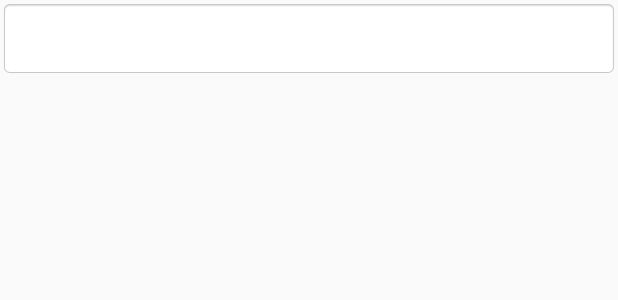
After one commit to dindatria/ProjekTA, an Android app: the layout list_item.xml on its own in the app's theme, with its tools: preview values and no code run, on a phone screen of 412 x 824 dp. The commit adds this screen. Shown: the top 300 px of the screen. Run offline under Robolectric (Android 15) with nearby library versions, the phone set to English and light mode, and no system bars; Roboto replaces fonts that are not available here.

Commit message:
menambah proyek ke github

```diff
--- a/app/build.gradle
+++ b/app/build.gradle
@@ -39,6 +39,7 @@ dependencies {
     testImplementation 'junit:junit:4.12'
     androidTestImplementation 'androidx.test.ext:junit:1.1.3'
     androidTestImplementation 'androidx.test.espresso:espresso-core:3.4.0'
+    implementation 'com.android.volley:volley:1.0.0'
 
 // desain
     implementation "androidx.recyclerview:recyclerview:1.2.1"
--- /dev/null
+++ b/app/src/main/res/layout/list_item.xml
@@ -0,0 +1,15 @@
+<?xml version="1.0" encoding="utf-8"?>
+<LinearLayout xmlns:android="http://schemas.android.com/apk/res/android"
+    android:layout_width="match_parent"
+    android:layout_height="wrap_content"
+    android:background="@android:drawable/editbox_background_normal"
+    android:orientation="vertical"
+    android:padding="16dp">
+
+    <TextView
+        android:id="@+id/txt_idsapii"
+        android:layout_width="wrap_content"
+        android:layout_height="wrap_content"
+        android:textColor="@android:color/black" />
+
+</LinearLayout>
--- a/app/src/main/res/values/strings.xml
+++ b/app/src/main/res/values/strings.xml
@@ -5,4 +5,6 @@
     <string name="txt_waktu">Waktu</string>
     <string name="txt_judul">judul</string>
     <string name="txt_please_wait">Please Wait</string>
+    <string name="search">Search</string>
+    <string name="Id_sapi">ID Sapi</string>
 </resources>
```
Also changed, not shown: app/src/main/res/layout/activity_detail.xml (+14 -14 lines), app/src/main/res/layout/activity_search_view.xml (+8 -1 lines), app/src/main/res/menu/search.xml (+7 -7 lines).
